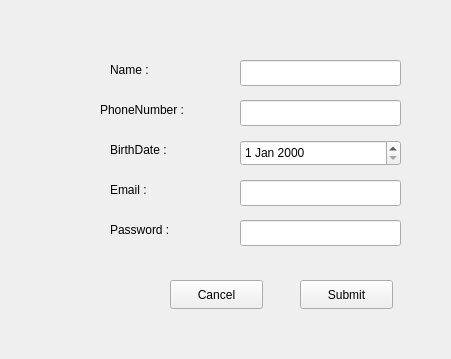
This is client/siginup.ui in AP-projects-4001/jan-ghahve as Qt 5 draws it before an edit. The edited form follows.
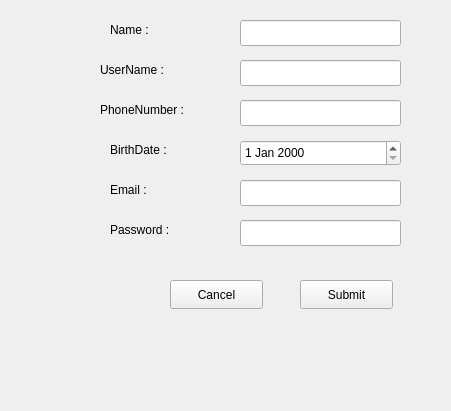
This is the edited form.

```diff
--- a/client/siginup.ui
+++ b/client/siginup.ui
@@ -7,7 +7,7 @@
     <x>0</x>
     <y>0</y>
     <width>451</width>
-    <height>359</height>
+    <height>411</height>
    </rect>
   </property>
   <property name="windowTitle">
@@ -17,7 +17,7 @@
    <property name="geometry">
     <rect>
      <x>110</x>
-     <y>60</y>
+     <y>20</y>
      <width>63</width>
      <height>20</height>
     </rect>
@@ -154,6 +154,29 @@
     </rect>
    </property>
   </widget>
+  <widget class="QLineEdit" name="lineEdit">
+   <property name="geometry">
+    <rect>
+     <x>240</x>
+     <y>20</y>
+     <width>161</width>
+     <height>26</height>
+    </rect>
+   </property>
+  </widget>
+  <widget class="QLabel" name="label_6">
+   <property name="geometry">
+    <rect>
+     <x>100</x>
+     <y>60</y>
+     <width>91</width>
+     <height>20</height>
+    </rect>
+   </property>
+   <property name="text">
+    <string>UserName :</string>
+   </property>
+  </widget>
  </widget>
  <resources/>
  <connections/>
```
